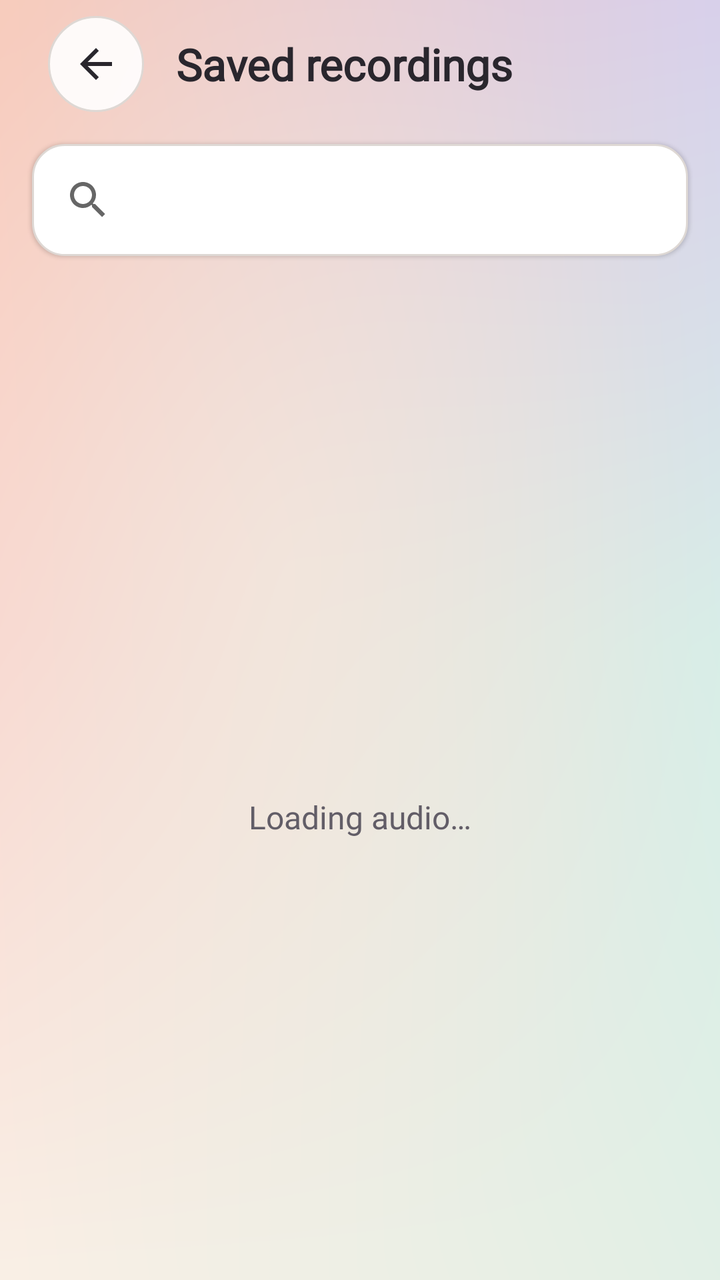
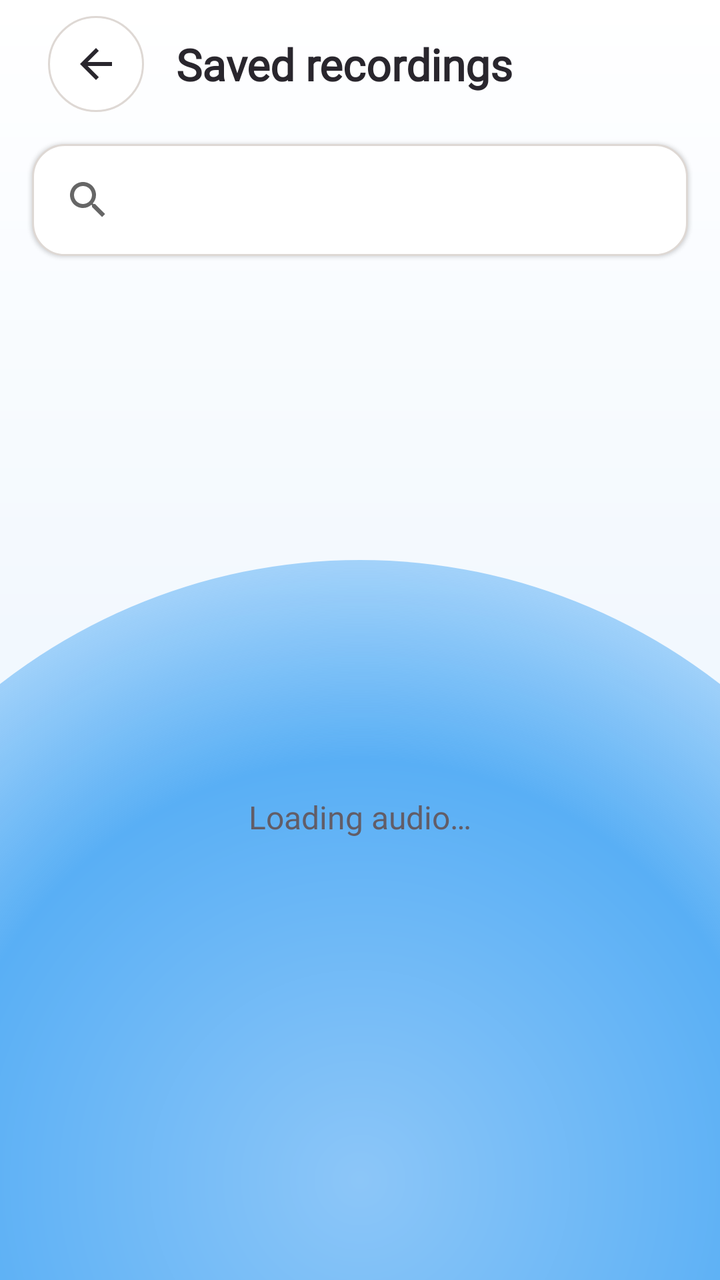

Before-and-after screenshots of an Android layout around one commit, followed by the original layout XML and the change that was made.
<!-- AndroidManifest.xml: application theme Theme.DecMictospeaker -->
<!-- res/layout/activity_record_audio_list_new.xml -->
<?xml version="1.0" encoding="utf-8"?>
<LinearLayout xmlns:android="http://schemas.android.com/apk/res/android"
    xmlns:app="http://schemas.android.com/apk/res-auto"
    android:layout_width="match_parent"
    android:layout_height="match_parent"
    android:background="@drawable/bg_pastel_mesh"
    android:orientation="vertical">
    <LinearLayout
        android:layout_width="match_parent"
        android:layout_height="wrap_content"
        android:gravity="center_vertical"
        android:orientation="horizontal"
        android:paddingStart="24dp"
        android:paddingTop="8dp"
        android:paddingEnd="24dp"
        android:paddingBottom="8dp">
        <ImageButton
            android:id="@+id/iv_back"
            style="@style/ToolControlCircleBack"
            android:contentDescription="@string/tool_back"
            android:src="@drawable/tool_back"
            app:tint="@color/studio_ink" />
        <TextView
            android:id="@+id/tv_tittle"
            style="@style/StudioTitle"
            android:layout_width="0dp"
            android:layout_marginStart="16dp"
            android:layout_weight="1"
            android:text="@string/library_history_title"
            android:textSize="22sp" />
    </LinearLayout>
    <androidx.appcompat.widget.SearchView
        android:id="@+id/search"
        android:layout_width="match_parent"
        android:layout_height="wrap_content"
        android:layout_marginStart="16dp"
        android:layout_marginTop="8dp"
        android:layout_marginEnd="16dp"
        android:layout_marginBottom="8dp"
        android:background="@drawable/studio_card"
        android:contentDescription="@string/library_search_recordings"
        android:elevation="1dp"
        android:minHeight="56dp"
        android:paddingStart="4dp"
        android:paddingEnd="4dp"
        app:queryHint="@string/library_search_recordings" />
    <TextView
        android:id="@+id/library_summary"
        style="@style/LibraryMetadata"
        android:layout_marginStart="24dp"
        android:layout_marginEnd="24dp"
        android:layout_marginBottom="8dp" />
    <FrameLayout
        android:layout_width="match_parent"
        android:layout_height="0dp"
        android:layout_weight="1">
        <androidx.recyclerview.widget.RecyclerView
            android:id="@+id/rvSongList"
            android:layout_width="match_parent"
            android:layout_height="match_parent"
            android:clipToPadding="false"
            android:paddingBottom="16dp" />
        <androidx.core.widget.NestedScrollView
            android:id="@+id/library_state_panel"
            android:layout_width="match_parent"
            android:layout_height="match_parent"
            android:fillViewport="true">
            <LinearLayout
                android:layout_width="match_parent"
                android:layout_height="wrap_content"
                android:gravity="center"
                android:orientation="vertical"
                android:padding="24dp">
                <TextView
                    android:id="@+id/noData"
                    style="@style/StudioBody"
                    android:accessibilityLiveRegion="polite"
                    android:gravity="center"
                    android:text="@string/library_loading" />
                <Button
                    android:id="@+id/library_retry"
                    style="@style/LibraryButton"
                    android:layout_marginTop="16dp"
                    android:text="@string/library_retry"
                    android:visibility="gone" />
                <Button
                    android:id="@+id/library_clear"
                    style="@style/LibraryButton"
                    android:layout_marginTop="16dp"
                    android:text="@string/library_clear_search"
                    android:visibility="gone" />
            </LinearLayout>
        </androidx.core.widget.NestedScrollView>
    </FrameLayout>
    <LinearLayout
        android:id="@+id/nativeLay"
        android:layout_width="match_parent"
        android:layout_height="wrap_content"
        android:gravity="center_horizontal"
        android:orientation="vertical" />
</LinearLayout>
<!-- resources referenced by this layout -->
<resources>
  <color name="studio_ink">#29262D</color>
  <!-- drawable bg_pastel_mesh: png bitmap (drawable, 55586 bytes) -->
  <!-- drawable studio_card (drawable) -->
  <?xml version="1.0" encoding="utf-8"?>
  <shape xmlns:android="http://schemas.android.com/apk/res/android">
      <solid android:color="@color/studio_surface" />
      <corners android:radius="16dp" />
      <stroke android:width="1dp" android:color="@color/studio_line" />
  </shape>
  <!-- drawable tool_back (drawable) -->
  <vector xmlns:android="http://schemas.android.com/apk/res/android"
      android:width="24dp"
      android:height="24dp"
      android:viewportWidth="24"
      android:viewportHeight="24">
    <path
        android:fillColor="#21232E"
        android:pathData="M20,11H7.83l5.59,-5.59L12,4l-8,8 8,8 1.41,-1.41L7.83,13H20v-2z"/>
  </vector>
  <string name="library_clear_search">Clear search</string>
  <string name="library_history_title">Saved recordings</string>
  <string name="library_loading">Loading audio…</string>
  <string name="library_retry">Try again</string>
  <string name="library_search_recordings">Search recordings</string>
  <string name="tool_back">Back</string>
  <style name="LibraryMetadata" parent="StudioBody">
          <item name="android:textSize">14sp</item>
          <item name="android:layout_marginTop">4dp</item>
      </style>
  <style name="StudioBody" parent="ToolBody">
          <item name="android:fontFamily">@font/poppins_regular</item>
          <item name="android:textSize">16sp</item>
          <item name="android:textColor">@color/studio_muted</item>
          <item name="android:lineSpacingExtra">4dp</item>
      </style>
  <style name="StudioTitle" parent="ToolTitle">
          <item name="android:fontFamily">@font/poppins_bold</item>
          <item name="android:textColor">@color/studio_ink</item>
          <item name="android:textSize">28sp</item>
          <item name="android:lineSpacingExtra">2dp</item>
      </style>
  <color name="studio_surface">#FFFFFFFF</color>
  <color name="studio_line">#DED8D4</color>
  <color name="studio_blue">#3E5D7C</color>
  <color name="studio_muted">#625D67</color>
  <style name="ToolTitle">
          <item name="android:layout_width">match_parent</item>
          <item name="android:layout_height">wrap_content</item>
          <item name="android:textSize">26sp</item>
          <item name="android:textStyle">bold</item>
          <item name="android:fontFamily">@font/poppins_bold</item>
          <item name="android:textColor">@color/quality_text</item>
      </style>
  <color name="pastel_peach">#FCBBAB</color>
  <color name="pastel_peach_pressed">#F8A693</color>
  <color name="quality_text">#21232E</color>
  <color name="pastel_mint">#C0E6DE</color>
  <color name="pastel_mint_pressed">#A9D8CE</color>
  <color name="studio_soft_pressed">#E1EAF2</color>
  <color name="quality_secondary">#5C5E6E</color>
  <color name="pastel_circle_btn_pressed">#D9F0ED</color>
  <color name="pastel_circle_btn">#E6FFFFFF</color>
  <!-- unchanged entries left out for length: 6 -->
</resources>

<!-- the commit's change to res/layout/activity_record_audio_list_new.xml (unified diff, before → after) -->
@@ -21,7 +21,7 @@
             android:src="@drawable/tool_back"
             app:tint="@color/studio_ink" />
         <TextView
-            android:id="@+id/tv_tittle"
+            android:id="@+id/tv_title"
             style="@style/StudioTitle"
             android:layout_width="0dp"
             android:layout_marginStart="16dp"
<!-- resource entries referenced after the edit -->
@@ -1,7 +1,33 @@
 <!-- resources referenced by this layout -->
 <resources>
   <color name="studio_ink">#29262D</color>
-  <!-- drawable bg_pastel_mesh: png bitmap (drawable, 55586 bytes) -->
+  <!-- drawable bg_pastel_mesh (drawable) -->
+  <?xml version="1.0" encoding="utf-8"?>
+  <layer-list xmlns:android="http://schemas.android.com/apk/res/android">
+      <item>
+          <shape android:shape="rectangle">
+              <gradient
+                  android:angle="270"
+                  android:startColor="#FFFFFF"
+                  android:centerColor="#F2F8FE"
+                  android:endColor="#E2F0FD" />
+          </shape>
+      </item>
+      <item
+          android:left="-120dp"
+          android:right="-120dp"
+          android:top="280dp"
+          android:bottom="-260dp">
+          <shape android:shape="oval">
+              <gradient
+                  android:type="radial"
+                  android:gradientRadius="420dp"
+                  android:startColor="#8CC6F8"
+                  android:centerColor="#59AFF5"
+                  android:endColor="#001A9BF0" />
+          </shape>
+      </item>
+  </layer-list>
   <!-- drawable studio_card (drawable) -->
   <?xml version="1.0" encoding="utf-8"?>
   <shape xmlns:android="http://schemas.android.com/apk/res/android">
@@ -53,11 +79,11 @@
           <item name="android:fontFamily">@font/poppins_bold</item>
           <item name="android:textColor">@color/quality_text</item>
       </style>
-  <color name="pastel_peach">#FCBBAB</color>
-  <color name="pastel_peach_pressed">#F8A693</color>
+  <color name="pastel_peach">#A9D6FB</color>
+  <color name="pastel_peach_pressed">#7CBCF8</color>
   <color name="quality_text">#21232E</color>
-  <color name="pastel_mint">#C0E6DE</color>
-  <color name="pastel_mint_pressed">#A9D8CE</color>
+  <color name="pastel_mint">#BFE2FC</color>
+  <color name="pastel_mint_pressed">#93CCF9</color>
   <color name="studio_soft_pressed">#E1EAF2</color>
   <color name="quality_secondary">#5C5E6E</color>
   <color name="pastel_circle_btn_pressed">#D9F0ED</color>
